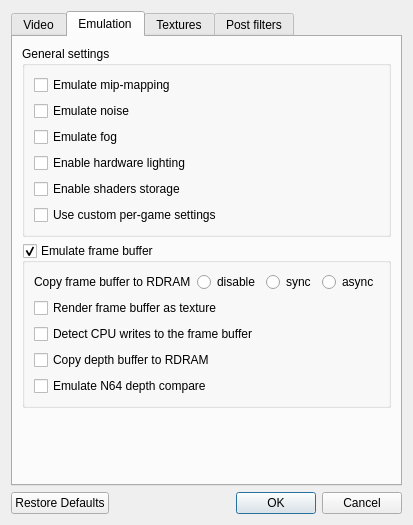
Qt form src/GLideNUI/configDialog.ui (gonetz/GLideN64) before a commit.
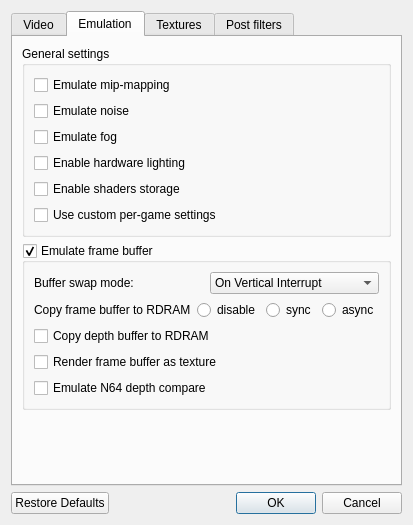
The same form after that commit. The open tabs and pages were chosen to show the change. Icons and pictures are not drawn.

Commit message: Add "buffer swap mode" option to GUI.

The edit to the form file:
```diff
--- a/src/GLideNUI/configDialog.ui
+++ b/src/GLideNUI/configDialog.ui
@@ -9,8 +9,8 @@
    <rect>
     <x>0</x>
     <y>0</y>
-    <width>372</width>
-    <height>531</height>
+    <width>493</width>
+    <height>612</height>
    </rect>
   </property>
   <property name="sizePolicy">
@@ -640,6 +640,42 @@
           <bool>true</bool>
          </property>
          <layout class="QVBoxLayout" name="verticalLayout_10">
+          <item>
+           <layout class="QHBoxLayout" name="bufferSwapHorizontalLayout">
+            <item>
+             <widget class="QLabel" name="label_24">
+              <property name="toolTip">
+               <string>&lt;html&gt;&lt;head/&gt;&lt;body&gt;&lt;p&gt;&lt;span style=&quot; font-weight:600;&quot;&gt;Buffer swap mode:&lt;/span&gt;&lt;/p&gt;&lt;p&gt;With this option you may control how often plugin will update main frame buffer. There are three modes:&lt;/p&gt;&lt;p&gt;* on Vertical Interrupt. Number of buffer updates will be equal to Vertical Interrupts per Second (VI/s). VI/s is 50 for PAL and 60 for NTSC games. This is most compatible option. Use it if your system can handle it.&lt;/p&gt;&lt;p&gt;* on Video Interface origin change. The origin change means that game switched to another color buffer and buffers swap needed. This mode corresponds to Frames Per Seconds (FPS). FPS is between 20 and 30 for most games, thus buffers swap less often than in the first mode. This mode works well if game uses double or triple buffering. If game uses single buffer (very rare case), it does not work.&lt;/p&gt;&lt;p&gt;* on color image change. Buffers will swap only if frame buffer is actually modified. This mode is optimal for performance because it eliminates empty swaps. However, there are rare cases, where it does not work.&lt;/p&gt;&lt;p&gt;&lt;br/&gt;&lt;/p&gt;&lt;/body&gt;&lt;/html&gt;</string>
+              </property>
+              <property name="text">
+               <string>Buffer swap mode:</string>
+              </property>
+             </widget>
+            </item>
+            <item>
+             <widget class="QComboBox" name="bufferSwapComboBox">
+              <property name="toolTip">
+               <string>&lt;html&gt;&lt;head/&gt;&lt;body&gt;&lt;p&gt;&lt;span style=&quot; font-weight:600;&quot;&gt;Buffer swap mode:&lt;/span&gt;&lt;/p&gt;&lt;p&gt;With this option you may control how often plugin will update main frame buffer. There are three modes:&lt;/p&gt;&lt;p&gt;* on Vertical Interrupt. Number of buffer updates will be equal to Vertical Interrupts per Second (VI/s). VI/s is 50 for PAL and 60 for NTSC games. This is most compatible option. Use it if your system can handle it.&lt;/p&gt;&lt;p&gt;* on Video Interface origin change. The origin change means that game switched to another color buffer and buffers swap needed. This mode corresponds to Frames Per Seconds (FPS). FPS is between 20 and 30 for most games, thus buffers swap less often than in the first mode. This mode works well if game uses double or triple buffering. If game uses single buffer (very rare case), it does not work.&lt;/p&gt;&lt;p&gt;* on color image change. Buffers will swap only if frame buffer is actually modified. This mode is optimal for performance because it eliminates empty swaps. However, there are rare cases, where it does not work.&lt;/p&gt;&lt;p&gt;&lt;br/&gt;&lt;/p&gt;&lt;/body&gt;&lt;/html&gt;</string>
+              </property>
+              <item>
+               <property name="text">
+                <string>On Vertical Interrupt</string>
+               </property>
+              </item>
+              <item>
+               <property name="text">
+                <string>On VI origin change</string>
+               </property>
+              </item>
+              <item>
+               <property name="text">
+                <string>On color buffer change</string>
+               </property>
+              </item>
+             </widget>
+            </item>
+           </layout>
+          </item>
           <item>
            <layout class="QHBoxLayout" name="horizontalLayout_10">
             <item>
@@ -693,26 +729,6 @@
             </item>
            </layout>
           </item>
-          <item>
-           <widget class="QCheckBox" name="RenderFBCheckBox">
-            <property name="toolTip">
-             <string>&lt;html&gt;&lt;head/&gt;&lt;body&gt;&lt;p&gt;&lt;span style=&quot; font-weight:600;&quot;&gt;Render N64 frame buffer as texture:&lt;/span&gt;&lt;/p&gt;&lt;p&gt;When this option is enabled, content of each N64 frame buffer is rendered as texture over the frame, rendered by the plugin. This prevents graphics lost, but may cause slowdowns and various glitches in some games.&lt;/p&gt;&lt;p&gt;[Recommended: &lt;span style=&quot; font-style:italic;&quot;&gt;mostly off&lt;/span&gt;]&lt;/p&gt;&lt;/body&gt;&lt;/html&gt;</string>
-            </property>
-            <property name="text">
-             <string>Render frame buffer as texture</string>
-            </property>
-           </widget>
-          </item>
-          <item>
-           <widget class="QCheckBox" name="detectCPUWritesCheckBox">
-            <property name="toolTip">
-             <string>&lt;html&gt;&lt;head/&gt;&lt;body&gt;&lt;p&gt;&lt;span style=&quot; font-weight:600;&quot;&gt;Detect CPU write to the N64 frame buffer:&lt;/span&gt;&lt;/p&gt;&lt;p&gt;This option works as the previous options, but the plugin is trying to detect, when game uses CPU writes to N64 frame buffer. The N64 frame buffer is rendered only when CPU writes is detected. Use this option for those games, in which you see still image or no image at all for some time with no reason.&lt;/p&gt;&lt;p&gt;[Recommended: &lt;span style=&quot; font-style:italic;&quot;&gt;mostly off&lt;/span&gt;]&lt;/p&gt;&lt;/body&gt;&lt;/html&gt;</string>
-            </property>
-            <property name="text">
-             <string>Detect CPU writes to the frame buffer</string>
-            </property>
-           </widget>
-          </item>
           <item>
            <widget class="QCheckBox" name="CopyDepthCheckBox">
             <property name="toolTip">
@@ -723,6 +739,16 @@
             </property>
            </widget>
           </item>
+          <item>
+           <widget class="QCheckBox" name="RenderFBCheckBox">
+            <property name="toolTip">
+             <string>&lt;html&gt;&lt;head/&gt;&lt;body&gt;&lt;p&gt;&lt;span style=&quot; font-weight:600;&quot;&gt;Render N64 frame buffer as texture:&lt;/span&gt;&lt;/p&gt;&lt;p&gt;When this option is enabled, content of each N64 frame buffer is rendered as texture over the frame, rendered by the plugin. This prevents graphics lost, but may cause slowdowns and various glitches in some games.&lt;/p&gt;&lt;p&gt;[Recommended: &lt;span style=&quot; font-style:italic;&quot;&gt;mostly off&lt;/span&gt;]&lt;/p&gt;&lt;/body&gt;&lt;/html&gt;</string>
+            </property>
+            <property name="text">
+             <string>Render frame buffer as texture</string>
+            </property>
+           </widget>
+          </item>
           <item>
            <widget class="QCheckBox" name="n64DepthCompareCheckBox">
             <property name="toolTip">
```
Left out of the diff: 4 changed lines with no effect on the pictures. The commit also changes 2 other files.
